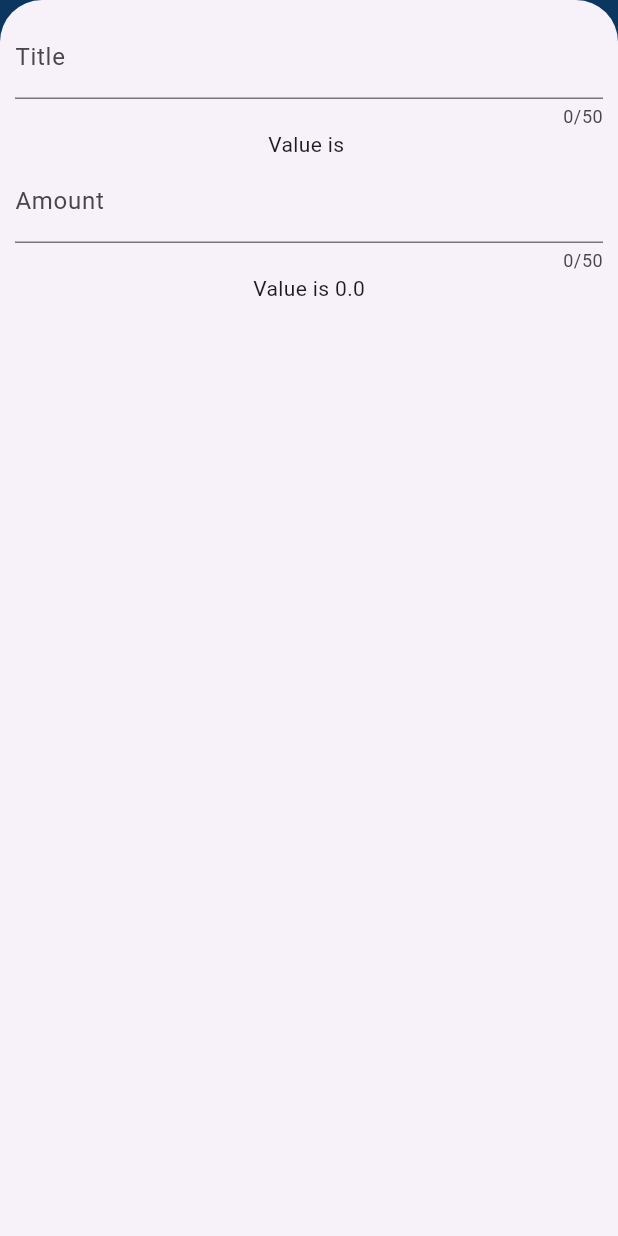
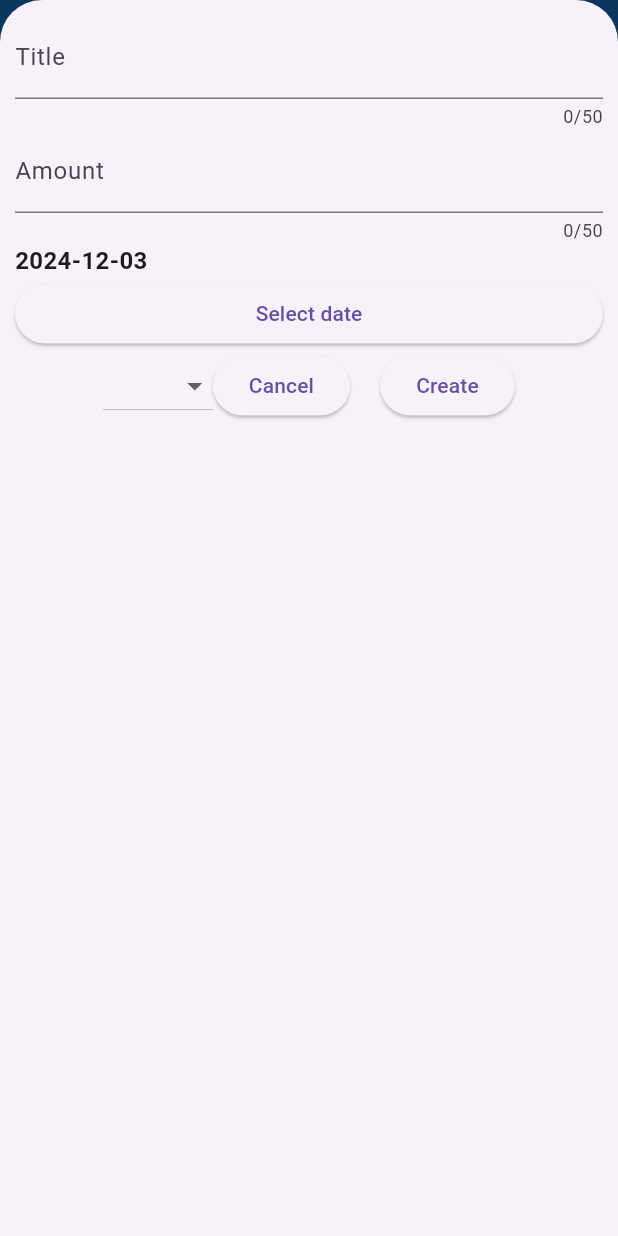
Before and after one commit to Porchhenng/Mobile-dev, a Flutter app: the Expenses screen opened directly, after a tap on the "add" icon, on a phone screen of 412 x 824 dp. Run offline on Flutter 3.47's test engine with Material 3 defaults, Android fonts, the phone set to English and light mode, and no system bars; missing offline and left inert: dart:ffi.

Commit message:
week8 s2

```diff
--- a/Flutter Dev/lib/w7-s2/screens/result_screen.dart
+++ b/Flutter Dev/lib/w7-s2/screens/result_screen.dart
@@ -23,7 +23,6 @@ class ResultScreen extends StatelessWidget {
 
             ],
           ),
-
         ),
         AppButton('Restart Quiz', onTap: (){
           onTap();
--- a/Flutter Dev/lib/w7-s2/screens/welcome_screen.dart
+++ b/Flutter Dev/lib/w7-s2/screens/welcome_screen.dart
@@ -6,7 +6,7 @@
 
  class WelcomeScreen extends StatelessWidget {
   final Quiz quiz; // The Quiz object
-  final VoidCallback onTap; // The callback for navigation
+  final VoidCallback onTap;
 
   const WelcomeScreen({super.key, required this.quiz, required this.onTap});
 
--- a/Flutter Dev/lib/w8-test/models/expense.dart
+++ b/Flutter Dev/lib/w8-s2/EX-1-2-3/models/expense.dart
@@ -27,4 +27,9 @@ class Expense {
   final double amount;
   final DateTime date;
   final Category category;
+
+  @override
+  String toString() {
+    return "Expense $title , amount $amount";
+  }
 }
--- /dev/null
+++ b/Flutter Dev/lib/w8-s2/EX-1-2-3/screens/expenses/expenses_form.dart
@@ -0,0 +1,161 @@
+import 'package:flutter/material.dart';
+import 'package:flutter/services.dart';
+import '../../models/expense.dart';
+
+class ExpenseForm extends StatefulWidget {
+  const ExpenseForm({super.key, required this.onCreated});
+
+  final Function(Expense) onCreated;
+
+  @override
+  State<ExpenseForm> createState() => _ExpenseFormState();
+}
+
+class _ExpenseFormState extends State<ExpenseForm> {
+  DateTime selectedDate = DateTime.now();
+  final _titleController = TextEditingController();
+  final _valueController = TextEditingController();
+
+  String get title => _titleController.text;
+
+  @override
+  void dispose() {
+    _titleController.dispose();
+    _valueController.dispose();
+    super.dispose();
+  }
+
+  Future<void> selectDate(BuildContext context) async {
+    final DateTime picked = await showDatePicker(
+            context: context,
+            initialDate: selectedDate,
+            firstDate: DateTime(2000),
+            lastDate: DateTime(2100)) ??
+        selectedDate;
+
+        if(picked != null ){
+          setState(() {
+            selectedDate = picked;
+          });
+        }
+  }
+
+  Future<void> alertDialog(Widget content) async {
+    showDialog(
+        context: context,
+        builder: (context) {
+          return AlertDialog(
+            title: const Text('U SURE BRU'),
+            content: content,
+            actions: [
+              TextButton(
+                  onPressed: () => Navigator.pop(context),
+                  child: Text(
+                    'skibidi',
+                    style: TextStyle(color: Colors.amber),
+                  ))
+            ],
+          );
+        });
+  }
+
+  Category? selectedCategory;
+
+  // List of options with associated display names (using Map)
+  List<String> categoryList = ['FOOD', 'WORK', 'LEISURE', 'TRAVEL'];
+
+  void onCancel() {
+    Navigator.pop(context);
+  }
+
+  void onAdd() {
+    // 1- Get the values from inputs
+    String title = _titleController.text;
+
+    if (title == "" || _valueController.text == "") {
+      alertDialog(const Text("walahi bru"));
+      return;
+    }
+    double amount = double.parse(_valueController.text);
+
+    // 2- Create the expense
+    Expense expense = Expense(
+        title: title,
+        amount: amount,
+        date: selectedDate,
+        category: selectedCategory!);
+
+    widget.onCreated(expense);
+
+    Navigator.pop(context);
+  }
+
+  @override
+  Widget build(BuildContext context) {
+    return Padding(
+      padding: const EdgeInsets.all(10.0),
+      child: Column(
+        crossAxisAlignment: CrossAxisAlignment.stretch,
+        children: [
+          TextField(
+            controller: _titleController,
+            maxLength: 50,
+            decoration: const InputDecoration(
+              label: Text('Title'),
+            ),
+          ),
+
+
+              TextField(
+                keyboardType: TextInputType.number,
+                inputFormatters: <TextInputFormatter>[
+                  FilteringTextInputFormatter.digitsOnly,
+                ],
+                controller: _valueController,
+                maxLength: 50,
+                decoration: const InputDecoration(
+                  prefix: Text('\$ '),
+                  label: Text('Amount'),
+                ),
+              ),
+               Text(
+              "${selectedDate.toLocal()}".split(' ')[0], // Displays date in YYYY-MM-DD format
+              style: TextStyle(fontSize: 16, fontWeight: FontWeight.bold),
+            ),
+              ElevatedButton(
+                onPressed:()=> selectDate(context), child: Text('Select date'),
+                ),
+
+
+
+          Row(
+            mainAxisAlignment: MainAxisAlignment.center,
+            children: [
+              DropdownButton<Category>(
+
+                value: selectedCategory,
+                onChanged: (Category? newValue) {
+                  setState(() {
+                    selectedCategory = newValue!;
+                  });
+                },
+                items: Category.values
+                    .map<DropdownMenuItem<Category>>((Category value) {
+                  return DropdownMenuItem<Category>(
+                    value: value,
+                    child: Text(value.toString().split('.').last),
+                  );
+                }).toList(),
+              ),
+              ElevatedButton(onPressed: onCancel, child: const Text('Cancel')),
+              const SizedBox(
+                width: 20,
+              ),
+              ElevatedButton(onPressed: onAdd, child: const Text('Create')),
+            ],
+          )
+        ],
+      ),
+    );
+  }
+}
--- /dev/null
+++ b/Flutter Dev/lib/w8-s2/EX-1-2-3/screens/expenses/expenses_list.dart
@@ -0,0 +1,27 @@
+import 'package:flutter/material.dart';
+import '../../models/expense.dart';
+import 'expenses_item.dart';
+
+class ExpensesList extends StatelessWidget {
+  const ExpensesList(
+      {super.key, required this.expenses, required this.onExpenseRemoved});
+
+  final List<Expense> expenses;
+
+  final Function(Expense) onExpenseRemoved;
+
+  @override
+  Widget build(BuildContext context) {
+    return Padding(
+      padding: const EdgeInsets.all(20.0),
+      child: expenses.isEmpty
+          ? Center(child: Text('No expenses found')) : ListView.builder(
+        itemCount: expenses.length,
+        itemBuilder: (context, index) =>
+        Dismissible(
+          onDismissed: (direction) => onExpenseRemoved(expenses[index]),
+            key: Key(expenses[index].id), child: ExpenseItem(expenses[index]))
+      ),
+    );
+  }
+}
--- a/Flutter Dev/lib/w8-test/screens/expenses/expenses_form.dart
+++ /dev/null
@@ -1,59 +0,0 @@
-
-
-import 'package:flutter/material.dart';
-import 'package:flutter/services.dart';
-
-class ExpenseForm extends StatefulWidget {
-  const ExpenseForm({super.key});
-
-  @override
-  State<ExpenseForm> createState() => _ExpenseFormState();
-}
-
-class _ExpenseFormState extends State<ExpenseForm> {
-
-  String value = '';
-  double amount = 0;
-
-  void onTextPressed(String newValue) {
-    setState(() {
-      value = newValue;
-    });
-  }
-  void onDoublePressed(String newAmount) {
-    setState(() {
-
-      amount = double.parse(newAmount) ?? 0.0;
-    });
-  }
-
-  @override
-  Widget build(BuildContext context) {
-    return Padding(
-      padding: const EdgeInsets.all(10.0),
-      child: Column(
-        children: [
-          TextField(
-            onChanged: onTextPressed,
-            maxLength: 50,
-            decoration: const InputDecoration(
-              label: Text('Title'),
-            ),
-          ),
-          Text("Value is $value"),
-
-          TextField(
-            onChanged: onDoublePressed,
-            inputFormatters:  <TextInputFormatter>[FilteringTextInputFormatter.digitsOnly],
-            maxLength: 50,
-            keyboardType: TextInputType.number,
-            decoration: const InputDecoration(
-              label: Text('Amount'),
-            ),
-          ),
-          Text("Value is $amount"),
-        ],
-      ),
-    );
-  }
-}
--- a/Flutter Dev/lib/w8-test/screens/expenses/expenses_list.dart
+++ /dev/null
@@ -1,20 +0,0 @@
-import 'package:flutter/material.dart';
-import '../../models/expense.dart';
-import 'expenses_item.dart';
-
-class ExpensesList extends StatelessWidget {
-  const ExpensesList({super.key, required this.expenses});
-
-  final List<Expense> expenses;
-
-  @override
-  Widget build(BuildContext context) {
-    return Padding(
-      padding: const EdgeInsets.all(20.0),
-      child: ListView.builder(
-        itemCount: expenses.length,
-        itemBuilder: (context, index) => ExpenseItem(expenses[index]),
-      ),
-    );
-  }
-}
--- a/Flutter Dev/lib/w8/0 - Start code/models/expense.dart
+++ /dev/null
@@ -1,25 +0,0 @@
-import 'package:uuid/uuid.dart';
-
-import 'package:uuid/uuid.dart';
-
-enum ExpenseType { food, travel, lesure, work }
-
-const Uuid uuid = Uuid();
-
-class Expense {
-  final String id;
-  final String title;
-  final double price;
-  final DateTime date;
-  final ExpenseType category;
-
-
-  Expense({required this.title, required this.price, required this.date, required this.category}):
-  this.id = uuid.v4();
-}
-
-
-void main(){
-
-
-}
```
Also changed, not shown: Flutter Dev/lib/w8-s2/EX-1-2-3/screens/expenses/expenses.dart (renamed from Flutter Dev/lib/w8-test/screens/expenses/expenses.dart, +33 -3 lines), Flutter Dev/lib/w8-s2/EX-4/main.dart (added, +23 -0 lines), Flutter Dev/lib/w8-s2/EX-4/screen/device_converter.dart (added, +129 -0 lines), Flutter Dev/lib/w8/0 - Start code/main.dart (deleted, +0 -76 lines), Flutter Dev/lib/w8-s2/EX-1-2-3/main.dart (renamed from Flutter Dev/lib/w8-test/main.dart), Flutter Dev/lib/w8-s2/EX-1-2-3/screens/expenses/expenses_item.dart (renamed from Flutter Dev/lib/w8-test/screens/expenses/expenses_item.dart), Flutter Dev/lib/w8/0 - Start code/screens/screen.dart (deleted).
